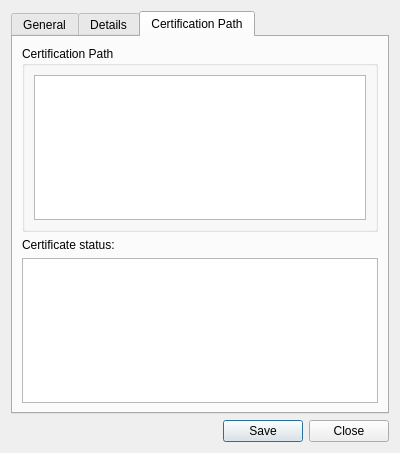
Before: the Qt Designer form ui/CertificateWidget.ui in open-eid/qt-common, drawn with Qt 5.
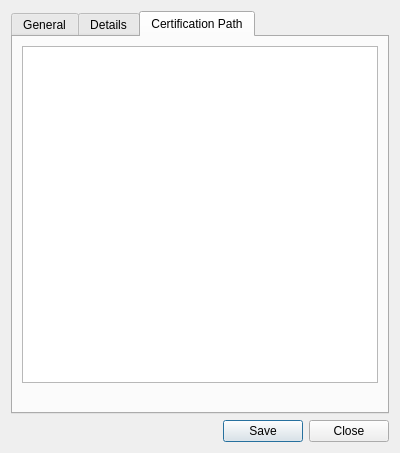
After: the same form once the commit is applied. The open tabs and pages were chosen to show the change.

Commit message:
Add option to show cert path
IB-4100

```diff
--- a/ui/CertificateWidget.ui
+++ b/ui/CertificateWidget.ui
@@ -73,12 +73,6 @@
       </attribute>
       <layout class="QVBoxLayout" name="pathLayout">
        <item>
-        <widget class="QGroupBox" name="pathGroup">
-         <property name="title">
-          <string>Certification Path</string>
-         </property>
-         <layout class="QVBoxLayout" name="pathGroupLayout">
-          <item>
            <widget class="QTreeWidget" name="pathTree">
             <attribute name="headerVisible">
              <bool>false</bool>
@@ -90,18 +84,8 @@
             </column>
            </widget>
           </item>
-         </layout>
-        </widget>
-       </item>
        <item>
-        <widget class="QLabel" name="statusLabel">
-         <property name="text">
-          <string>Certificate status:</string>
-         </property>
-        </widget>
-       </item>
-       <item>
-        <widget class="QPlainTextEdit" name="status"/>
+        <widget class="QLabel" name="pathMsg"/>
        </item>
       </layout>
      </widget>
```
Lines whose indentation alone changed are shown as unchanged. The commit also changes 2 other files.
